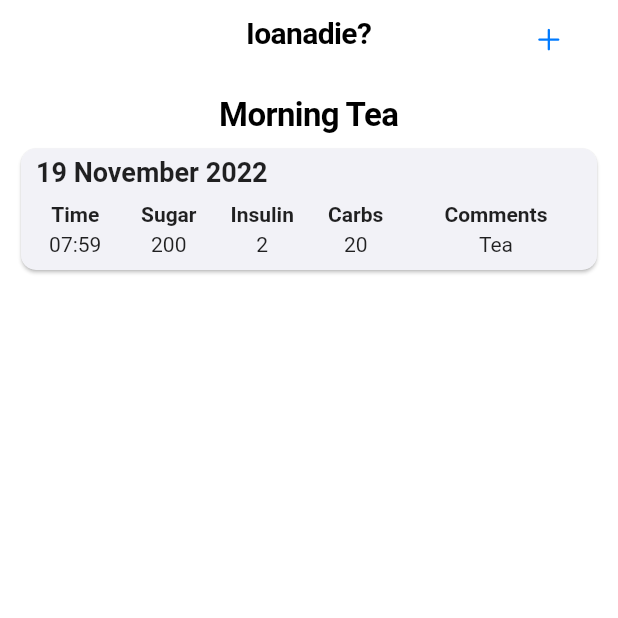
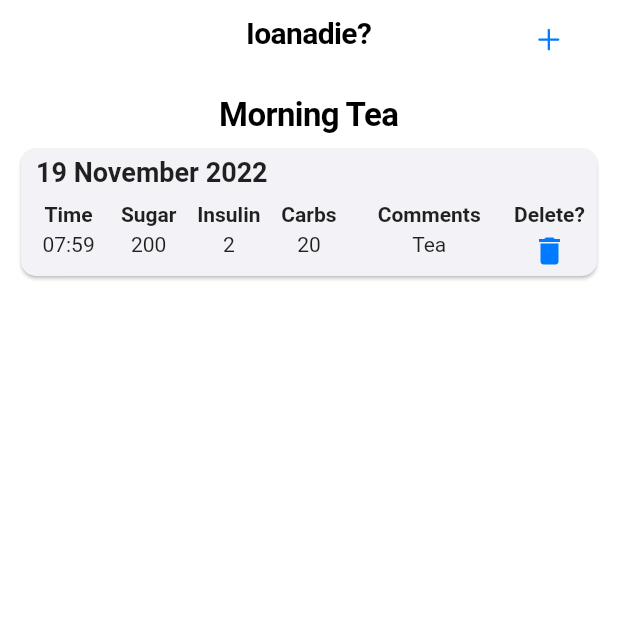
Before and after one commit to NabeelAzuhar/Diabetter, a Flutter app: the screen it shows after launch, swiped to page 2, on a phone screen of 412 x 824 dp, the top half of it. Run offline on Flutter 3.47's test engine with Material 2 defaults, Android fonts, the phone set to English and light mode, and no system bars.

Commit message:
added delete icon in data cards

```diff
--- a/ioana_die/lib/meals.dart
+++ b/ioana_die/lib/meals.dart
@@ -195,7 +195,13 @@ TableRow columnHeaders() {
         'Comments',
         style: TextStyle(fontWeight: FontWeight.bold),
       ),
-    )
+    ),
+    Center(
+      child: Text(
+        'Delete?',
+        style: TextStyle(fontWeight: FontWeight.bold),
+      ),
+    ),
   ]);
 }
 
@@ -215,6 +221,7 @@ TableRow userDataColumns(time, sugar, insulin, carbs, comment) {
       comment,
       textAlign: TextAlign.center,
     )),
+    Center(child: Icon(Icons.delete)),
   ]);
 }
 
@@ -281,9 +288,8 @@ List<Widget> userCardsList(int index) {
   List<Widget> cardList = [];
   // Filling up each card with the date and entries from oldest card to newest card
   for (int i = 0; i < dateList.length; i++) {
-    cardList.add(
-        dataCard(
-            dateList[i], UserData.userData[index][dateList[i]] ?? ['error']));
+    cardList.add(dataCard(
+        dateList[i], UserData.userData[index][dateList[i]] ?? ['error']));
   }
   // Reversing the order of the cards so that the latest card is first
   cardList = cardList.reversed.toList();
```
